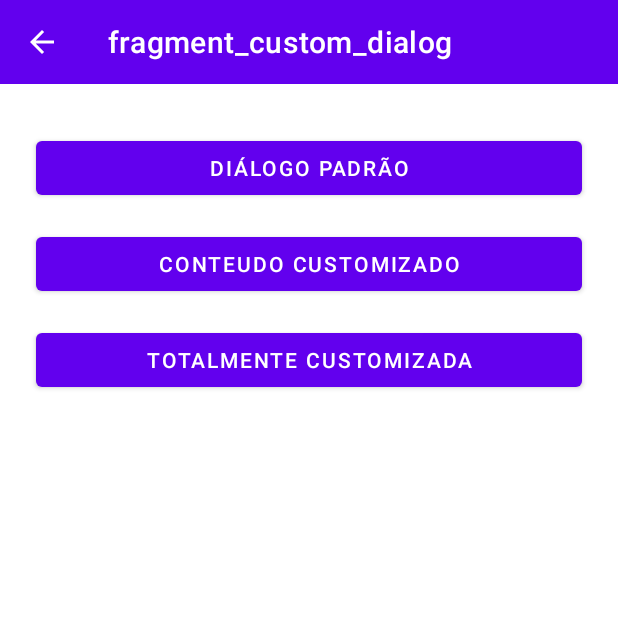
After one commit to vitor0321/DesafiosComunsAndroidCustoms, an Android app: the CustomDialogFragment screen opened through its navigation route, on a phone screen of 412 x 824 dp, the top half of it. The commit adds this screen. Run offline under Robolectric (Android 15) with nearby library versions, the phone set to English and light mode, and no system bars; our stand-ins replace Timber, navigation-ui.

Commit message:
alerta custimizado

```diff
--- a/app/src/main/java/com/example/desafioscomunsandroidcustoms/presentation/ui/fragment/MainFragment.kt
+++ b/app/src/main/java/com/example/desafioscomunsandroidcustoms/presentation/ui/fragment/MainFragment.kt
@@ -44,6 +44,8 @@ class MainFragment : Fragment(R.layout.fragment_main) {
             checkBiometryButton.setOnClickListener { navTo(R.id.biometryFragment) }
 
             fullscreenButton.setOnClickListener { navTo(R.id.fullscreenDialogFragment) }
+
+            alertButton.setOnClickListener { navTo(R.id.customDialogFragment) }
         }
     }
 }
--- /dev/null
+++ b/app/src/main/java/com/example/desafioscomunsandroidcustoms/presentation/ui/fragment/dialog_custumizados/CustomDialogFragment.kt
@@ -0,0 +1,72 @@
+package com.example.desafioscomunsandroidcustoms.presentation.ui.fragment.dialog_custumizados
+
+import android.annotation.SuppressLint
+import android.os.Bundle
+import android.view.View
+import android.widget.Button
+import android.widget.ImageView
+import android.widget.TextView
+import androidx.fragment.app.Fragment
+import com.example.desafioscomunsandroidcustoms.R
+import com.example.desafioscomunsandroidcustoms.databinding.FragmentCustomDialogBinding
+import com.example.desafioscomunsandroidcustoms.databinding.FragmentFullscreenDialogBinding
+import com.example.desafioscomunsandroidcustoms.util.*
+
+class CustomDialogFragment : Fragment(R.layout.fragment_custom_dialog) {
+
+    private val binding by viewBinding(FragmentCustomDialogBinding::bind)
+
+    @SuppressLint("InflateParams")
+    override fun onViewCreated(view: View, savedInstanceState: Bundle?) {
+        super.onViewCreated(view, savedInstanceState)
+
+        with(binding) {
+
+            // PADRÃO
+            defaultDialogBtn.setOnClickListener {
+                showDefaultMaterialAlertDialog(
+                    title = "Padrão",
+                    message = "Mensgem Padrão",
+                    positiveButtonLabel = "Aceitar",
+                    positiveButtonClickListener = { toast("Tudo Certo!") },
+                    negativeButtonLabel = "Fechar",
+                    negativeButtonClickListener = { toast("Fechei!") })
+            }
+
+            // SEMI-CUSTOMIZADA
+            customizedDialogBtn.setOnClickListener {
+                showDefaultMaterialAlertDialogWithCustomStaticContent(
+                    positiveButtonLabel = "OK",
+                    positiveButtonClickListener = { toast("OK") },
+                    customLayoutId = R.layout.dialog_alert_custom_success,
+                    customBackgroundId = R.drawable.dialog_alert_custom_rounded_border
+                )
+            }
+
+            // TOTALMENTE CUSTOMIZADA
+            val customView =
+                layoutInflater.inflate(R.layout.dialog_alert_custom_success_button, null)
+            val dialog = createFullCustomAlertDialog(
+                customView = customView,
+                customBackgroundId = R.drawable.dialog_alert_custom_rounded_border
+            )
+            with(customView) {
+                findViewById<ImageView>(R.id.custom_dialog_icon).setImageResource(R.drawable.ic_error)
+                findViewById<TextView>(R.id.custom_dialog_title).text = "Já Te Inscrevesse?"
+                findViewById<TextView>(R.id.custom_dialog_message).text =
+                    "Deixa teu Like e Subscribe"
+                findViewById<Button>(R.id.cancel_btn).setOnClickListener {
+                    dialog.dismiss()
+                    toast("Fechar")
+                }
+                findViewById<Button>(R.id.accept_btn).setOnClickListener {
+                    dialog.dismiss()
+                    toast("Entendi")
+                }
+            }
+            fullCustomizedDialogBtn.setOnClickListener {
+                dialog.show()
+            }
+        }
+    }
+}
--- /dev/null
+++ b/app/src/main/res/drawable/dialog_alert_custom_rounded_border.xml
@@ -0,0 +1,8 @@
+<?xml version="1.0" encoding="utf-8"?>
+<shape xmlns:android="http://schemas.android.com/apk/res/android"
+    android:shape="rectangle">
+
+    <solid android:color="@android:color/white" />
+    <corners android:radius="12sp" />
+
+</shape>
--- /dev/null
+++ b/app/src/main/res/drawable/ic_success.xml
@@ -0,0 +1,5 @@
+<vector android:height="24dp" android:tint="#05F842"
+    android:viewportHeight="24" android:viewportWidth="24"
+    android:width="24dp" xmlns:android="http://schemas.android.com/apk/res/android">
+    <path android:fillColor="@android:color/white" android:pathData="M12,2C6.48,2 2,6.48 2,12s4.48,10 10,10 10,-4.48 10,-10S17.52,2 12,2zM10,17l-5,-5 1.41,-1.41L10,14.17l7.59,-7.59L19,8l-9,9z"/>
+</vector>
--- /dev/null
+++ b/app/src/main/res/layout/fragment_custom_dialog.xml
@@ -0,0 +1,45 @@
+<?xml version="1.0" encoding="utf-8"?>
+<androidx.constraintlayout.widget.ConstraintLayout xmlns:android="http://schemas.android.com/apk/res/android"
+    xmlns:app="http://schemas.android.com/apk/res-auto"
+    xmlns:tools="http://schemas.android.com/tools"
+    android:layout_width="match_parent"
+    android:layout_height="match_parent"
+    tools:context=".presentation.ui.fragment.dialog_custumizados.CustomDialogFragment">
+
+
+    <Button
+        android:id="@+id/default_dialog_btn"
+        android:layout_width="0dp"
+        android:layout_height="wrap_content"
+        android:layout_marginStart="24dp"
+        android:layout_marginTop="32dp"
+        android:layout_marginEnd="24dp"
+        android:text="Diálogo Padrão"
+        app:layout_constraintEnd_toEndOf="parent"
+        app:layout_constraintStart_toStartOf="parent"
+        app:layout_constraintTop_toTopOf="parent" />
+
+    <Button
+        android:id="@+id/customized_dialog_btn"
+        android:layout_width="0dp"
+        android:layout_height="wrap_content"
+        android:layout_marginStart="24dp"
+        android:layout_marginTop="16dp"
+        android:layout_marginEnd="24dp"
+        android:text="Conteudo Customizado"
+        app:layout_constraintEnd_toEndOf="parent"
+        app:layout_constraintStart_toStartOf="parent"
+        app:layout_constraintTop_toBottomOf="@+id/default_dialog_btn" />
+
+    <Button
+        android:id="@+id/full_customized_dialog_btn"
+        android:layout_width="0dp"
+        android:layout_height="wrap_content"
+        android:layout_marginStart="24dp"
+        android:layout_marginTop="16dp"
+        android:layout_marginEnd="24dp"
+        android:text="Totalmente Customizada"
+        app:layout_constraintEnd_toEndOf="parent"
+        app:layout_constraintStart_toStartOf="parent"
+        app:layout_constraintTop_toBottomOf="@+id/customized_dialog_btn" />
+</androidx.constraintlayout.widget.ConstraintLayout>
--- a/app/src/main/res/navigation/main_nav.xml
+++ b/app/src/main/res/navigation/main_nav.xml
@@ -43,6 +43,9 @@
         <action
             android:id="@+id/action_mainFragment_to_fullscreenDialogFragment"
             app:destination="@id/fullscreenDialogFragment" />
+        <action
+            android:id="@+id/action_mainFragment_to_customDialogFragment"
+            app:destination="@id/customDialogFragment" />
     </fragment>
     <fragment
         android:id="@+id/requestPermissionFragment"
@@ -108,4 +111,9 @@
         android:name="com.example.desafioscomunsandroidcustoms.presentation.ui.fragment.full_screen.FullscreenDialogFragment"
         android:label="fragment_fullscreen_dialog"
         tools:layout="@layout/fragment_fullscreen_dialog" />
+    <fragment
+        android:id="@+id/customDialogFragment"
+        android:name="com.example.desafioscomunsandroidcustoms.presentation.ui.fragment.dialog_custumizados.CustomDialogFragment"
+        android:label="fragment_custom_dialog"
+        tools:layout="@layout/fragment_custom_dialog" />
 </navigation>
```
Also changed, not shown: app/src/main/java/com/example/desafioscomunsandroidcustoms/util/FragmentExt.kt (+92 -0 lines), app/src/main/res/layout/dialog_alert_custom_success.xml (added, +48 -0 lines), app/src/main/res/layout/dialog_alert_custom_success_button.xml (added, +102 -0 lines), app/src/main/res/layout/fragment_main.xml (+24 -1 lines).
